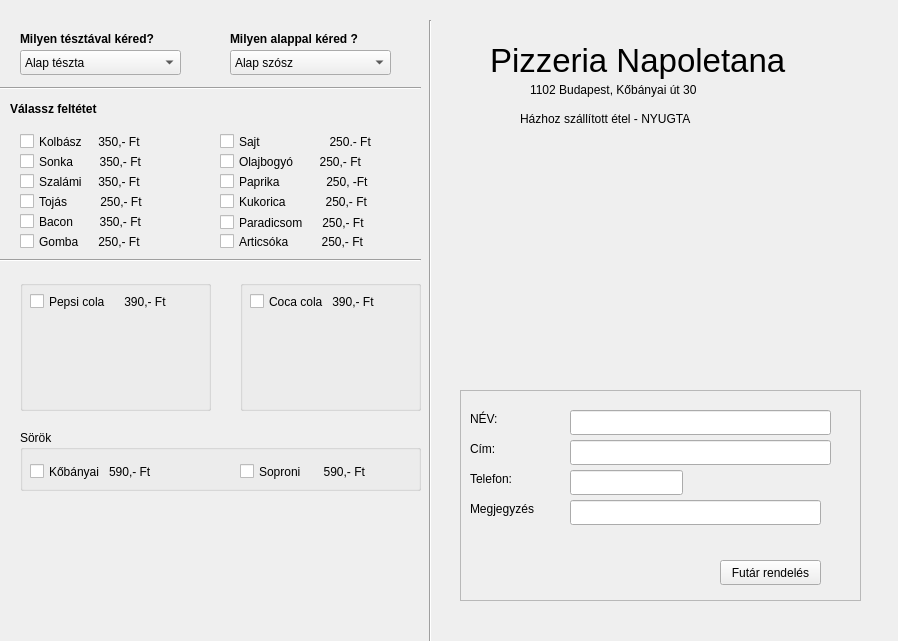
First picture: the form in pizza.ui, repository kobanya/PizzaUiPyqt, before the edit.
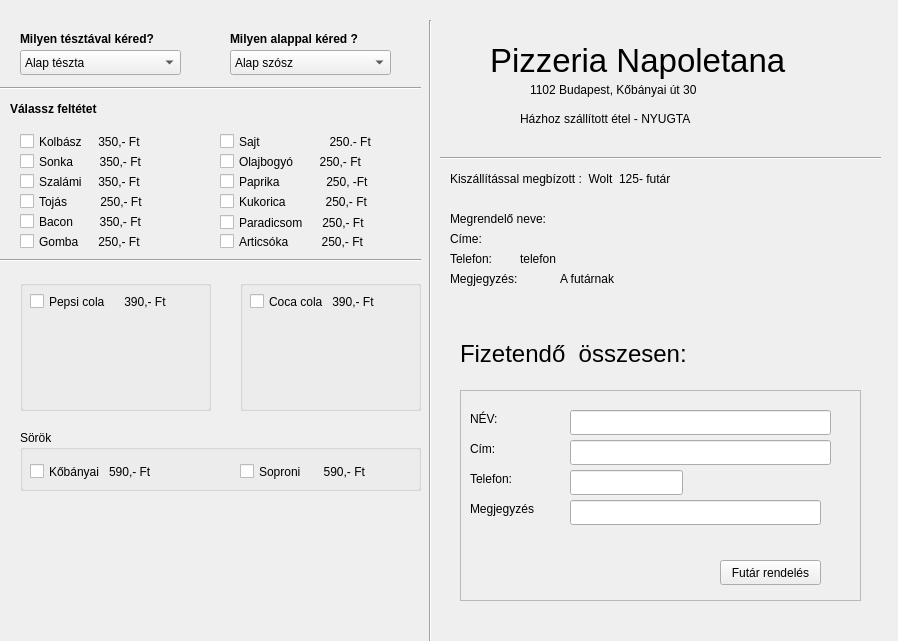
Second picture: the form after the edit. The open tabs and pages were chosen to show the change. Icons and pictures are not drawn.

Commit message: Nyugta alap (rejtett widget) 3

The edit to the form file:
```diff
--- a/pizza.ui
+++ b/pizza.ui
@@ -808,7 +808,7 @@
       <rect>
        <x>80</x>
        <y>90</y>
-       <width>261</width>
+       <width>301</width>
        <height>17</height>
       </rect>
      </property>
@@ -816,6 +816,154 @@
       <string>Házhoz szállított étel - NYUGTA</string>
      </property>
     </widget>
+    <widget class="QLabel" name="label_total_price_2">
+     <property name="geometry">
+      <rect>
+       <x>20</x>
+       <y>320</y>
+       <width>401</width>
+       <height>28</height>
+      </rect>
+     </property>
+     <property name="font">
+      <font>
+       <pointsize>18</pointsize>
+      </font>
+     </property>
+     <property name="text">
+      <string>Fizetendő  összesen:  </string>
+     </property>
+    </widget>
+    <widget class="Line" name="line_4">
+     <property name="geometry">
+      <rect>
+       <x>0</x>
+       <y>130</y>
+       <width>451</width>
+       <height>16</height>
+      </rect>
+     </property>
+     <property name="orientation">
+      <enum>Qt::Horizontal</enum>
+     </property>
+    </widget>
+    <widget class="QLabel" name="label_11">
+     <property name="geometry">
+      <rect>
+       <x>10</x>
+       <y>150</y>
+       <width>291</width>
+       <height>17</height>
+      </rect>
+     </property>
+     <property name="text">
+      <string>Kiszállítással megbízott :  Wolt  125- futár</string>
+     </property>
+    </widget>
+    <widget class="QLabel" name="label_12">
+     <property name="geometry">
+      <rect>
+       <x>10</x>
+       <y>190</y>
+       <width>131</width>
+       <height>17</height>
+      </rect>
+     </property>
+     <property name="text">
+      <string>Megrendelő neve:</string>
+     </property>
+    </widget>
+    <widget class="QLabel" name="label_13">
+     <property name="geometry">
+      <rect>
+       <x>150</x>
+       <y>190</y>
+       <width>261</width>
+       <height>17</height>
+      </rect>
+     </property>
+     <property name="text">
+      <string/>
+     </property>
+    </widget>
+    <widget class="QLabel" name="label_14">
+     <property name="geometry">
+      <rect>
+       <x>10</x>
+       <y>210</y>
+       <width>66</width>
+       <height>17</height>
+      </rect>
+     </property>
+     <property name="text">
+      <string>Címe:</string>
+     </property>
+    </widget>
+    <widget class="QLabel" name="label_15">
+     <property name="geometry">
+      <rect>
+       <x>70</x>
+       <y>210</y>
+       <width>351</width>
+       <height>17</height>
+      </rect>
+     </property>
+     <property name="text">
+      <string/>
+     </property>
+    </widget>
+    <widget class="QLabel" name="label_16">
+     <property name="geometry">
+      <rect>
+       <x>10</x>
+       <y>230</y>
+       <width>66</width>
+       <height>17</height>
+      </rect>
+     </property>
+     <property name="text">
+      <string>Telefon:</string>
+     </property>
+    </widget>
+    <widget class="QLabel" name="label_17">
+     <property name="geometry">
+      <rect>
+       <x>80</x>
+       <y>230</y>
+       <width>161</width>
+       <height>17</height>
+      </rect>
+     </property>
+     <property name="text">
+      <string>telefon</string>
+     </property>
+    </widget>
+    <widget class="QLabel" name="label_18">
+     <property name="geometry">
+      <rect>
+       <x>10</x>
+       <y>250</y>
+       <width>91</width>
+       <height>17</height>
+      </rect>
+     </property>
+     <property name="text">
+      <string>Megjegyzés:</string>
+     </property>
+    </widget>
+    <widget class="QLabel" name="label_19">
+     <property name="geometry">
+      <rect>
+       <x>120</x>
+       <y>250</y>
+       <width>311</width>
+       <height>17</height>
+      </rect>
+     </property>
+     <property name="text">
+      <string>A futárnak</string>
+     </property>
+    </widget>
    </widget>
   </widget>
   <zorder>stackedWidget</zorder>
```
Left out of the diff: 2 changed lines with no effect on the pictures. The commit also changes 1 other file.
